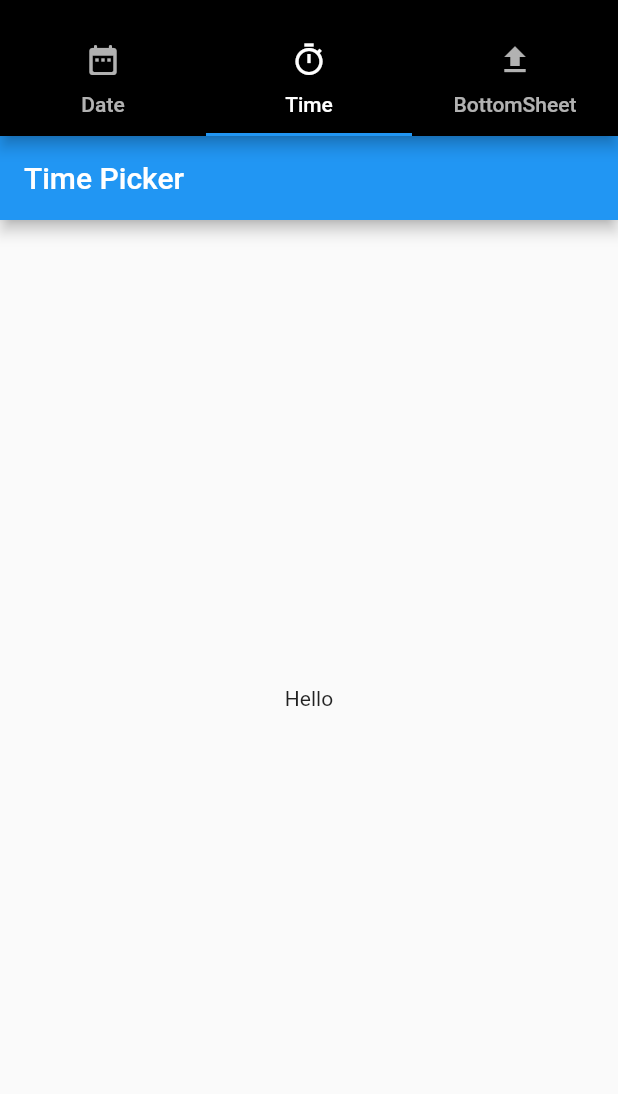
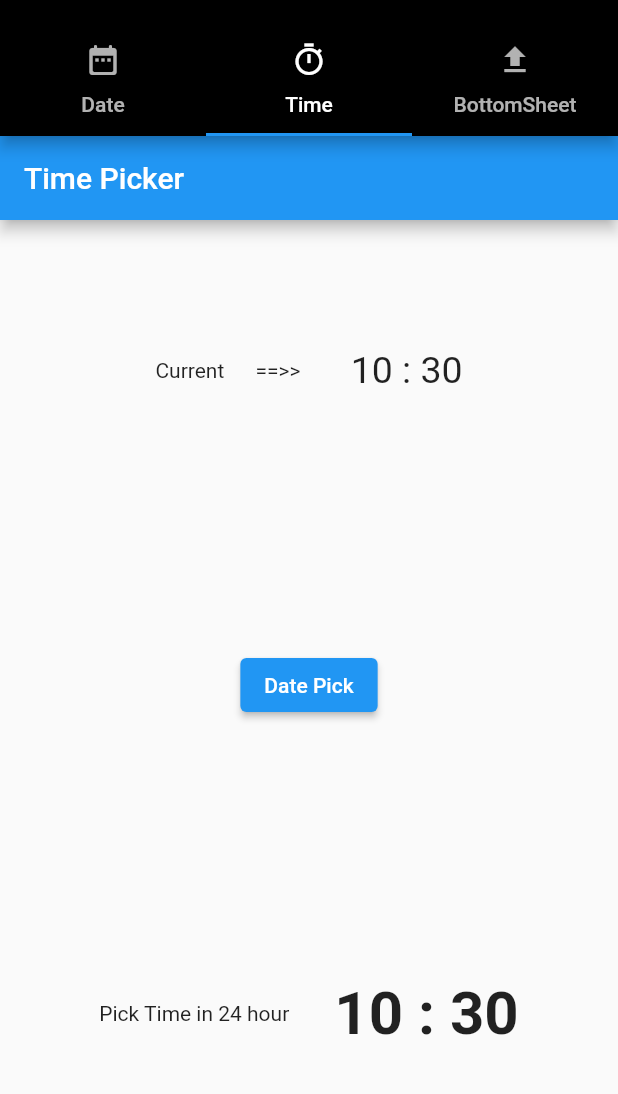
Before and after one commit to VivekTailor19/practice_advance, a Flutter app: the screen it shows after launch, tab 2 chosen, on a phone screen of 412 x 824 dp, the part 59-1153 px from its top. Run offline on Flutter 3.47's test engine with Material 2 defaults, Android fonts, the phone set to English and light mode, and no system bars.

```diff
--- a/lib/show_date_time_bottomsheet/screen/date.dart
+++ b/lib/show_date_time_bottomsheet/screen/date.dart
@@ -57,7 +57,8 @@ class _DatePicker_ScreenState extends State<DatePicker_Screen> {
 
 
             ],
-          )),
+          ),
+      ),
     );
   }
 }
--- a/lib/show_date_time_bottomsheet/screen/time.dart
+++ b/lib/show_date_time_bottomsheet/screen/time.dart
@@ -1,4 +1,7 @@
 import 'package:flutter/material.dart';
+import 'package:provider/provider.dart';
+
+import '../showprovider.dart';
 
 class TimePicker_Screen extends StatefulWidget {
   const TimePicker_Screen({Key? key}) : super(key: key);
@@ -8,15 +11,52 @@ class TimePicker_Screen extends StatefulWidget {
 }
 
 class _TimePicker_ScreenState extends State<TimePicker_Screen> {
+
+  ShowProvider? spF;
+  ShowProvider? spT;
+
   @override
   Widget build(BuildContext context) {
+
+    spF = Provider.of<ShowProvider>(context,listen: false);
+    spT = Provider.of<ShowProvider>(context,listen: true);
+
     return SafeArea(
       child: Scaffold(
         appBar: AppBar(
           title: Text("Time Picker"),
         ),
-        body: Center(
-          child: Text("Hello"),
+        body: Column(
+          mainAxisAlignment: MainAxisAlignment.spaceAround,
+          children: [
+            Row(
+              mainAxisAlignment: MainAxisAlignment.center,
+
+              children: [
+                Text("Current      ==>> ",),
+                SizedBox(width:30),
+                Text("${spF!.current.hour} : ${spT!.current.minute}",style: TextStyle(fontSize: 25),),
+              ],
+            ),
+            ElevatedButton(
+                onPressed: () async {
+                  TimeOfDay? ptime = await showTimePicker(context: context, initialTime: TimeOfDay(hour: spT!.current.hour, minute: spT!.current.minute),);
+
+                  spF!.timepick(ptime!);
+                },
+                child: Text("Date Pick")),
+
+            Row(
+              mainAxisAlignment: MainAxisAlignment.center,
+              children: [
+                Text("Pick Time in 24 hour",),
+                SizedBox(width:30),
+                Text("${spT!.stime.hour} : ${spT!.stime.minute}",style: TextStyle(fontWeight: FontWeight.bold,fontSize: 40),),
+              ],
+            ),
+
+
+          ],
         ),
       ),
     );
--- a/lib/show_date_time_bottomsheet/showprovider.dart
+++ b/lib/show_date_time_bottomsheet/showprovider.dart
@@ -4,12 +4,24 @@ import 'package:flutter/widgets.dart';
 class ShowProvider extends ChangeNotifier
 {
   DateTime today = DateTime.now();
+  DateTime sdate = DateTime.now();
 
-  DateTime sdate = DateTime.now();
   void datepick(DateTime pdate)
   {
     sdate = pdate;
     notifyListeners();
   }
 
+  TimeOfDay current = TimeOfDay.now();
+  TimeOfDay stime = TimeOfDay.now();
+
+  void timepick(TimeOfDay ptime)
+  {
+    stime = ptime;
+    notifyListeners();
+
+  }
+
+
+
 }
```
